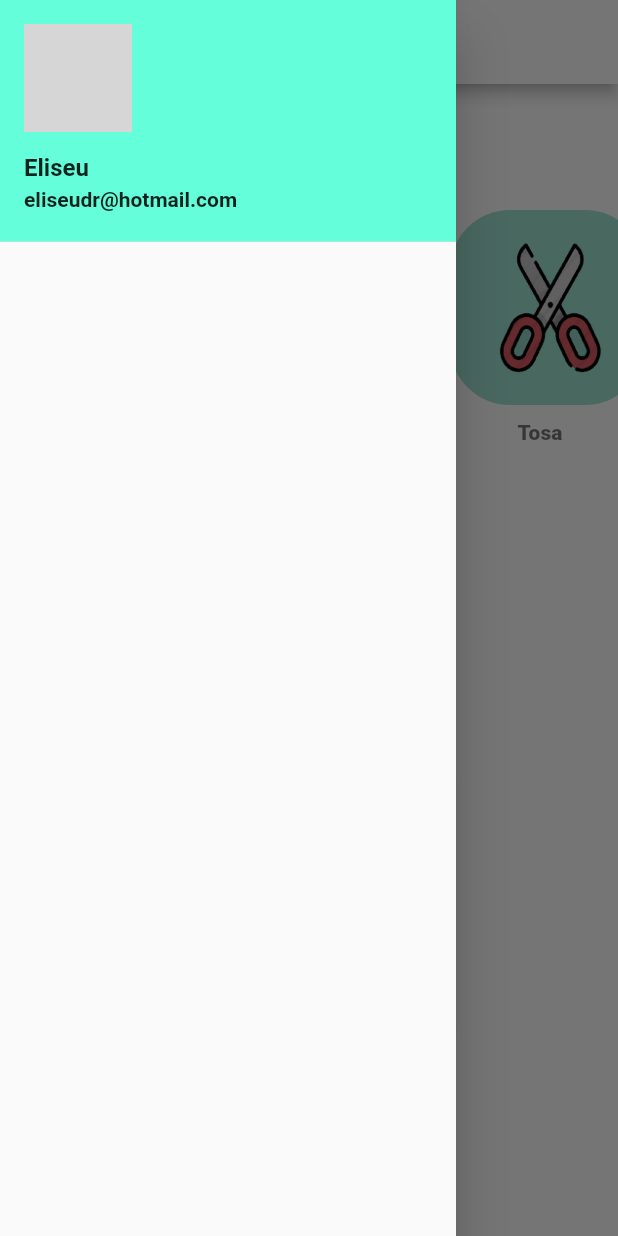
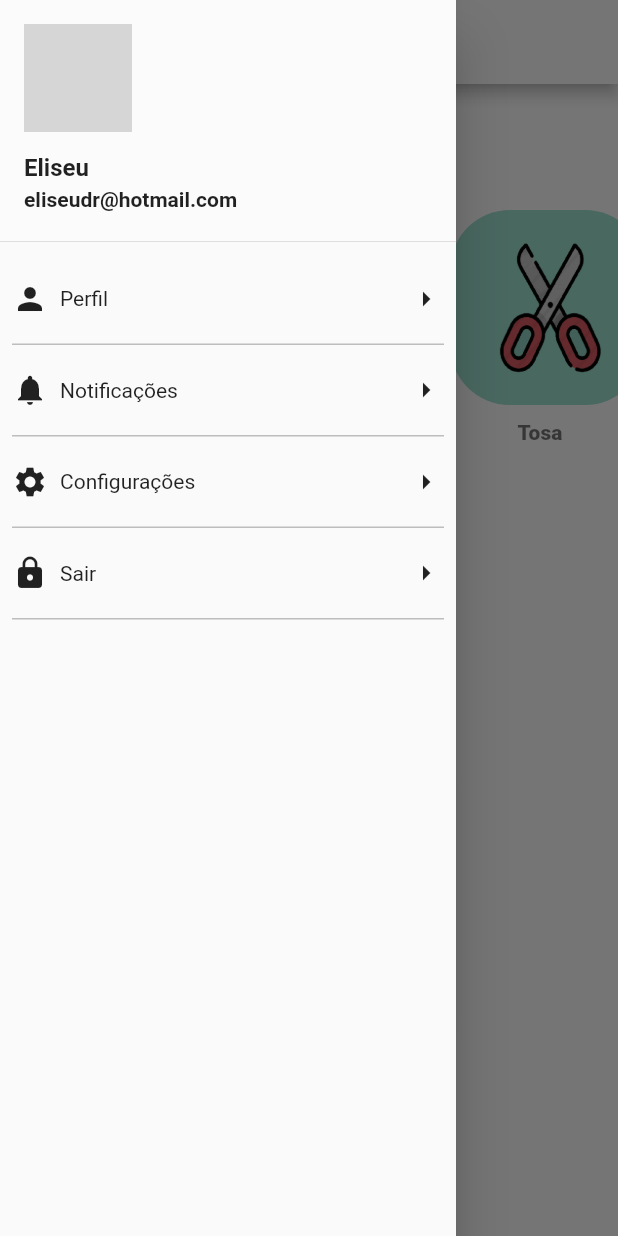
Before and after one commit to eliseudr/PetSmart, a Flutter app: the HomeTela screen opened directly, with the side drawer open, on a phone screen of 412 x 824 dp. Run offline on Flutter 3.47's test engine with Material 2 defaults, Android fonts, the phone set to English and light mode, and no system bars; network calls fail; grey boxes are pictures that could not be loaded.

Commit message:
Botoes do APPBAR

```diff
--- a/pet_smart/lib/home_screen.dart
+++ b/pet_smart/lib/home_screen.dart
@@ -10,6 +10,8 @@ class HomeTela extends StatefulWidget {
 }
 
 class _HomeTelaState extends State<HomeTela> {
+
+
 
   //Text Serviços
   _buildServicos(){
@@ -125,7 +127,6 @@ class _HomeTelaState extends State<HomeTela> {
     );
   }
 
-
   @override
   Widget build(BuildContext context) {
     return Scaffold(
@@ -145,8 +146,7 @@ class _HomeTelaState extends State<HomeTela> {
           children: <Widget>[
             new UserAccountsDrawerHeader(
               decoration: BoxDecoration(
-                color: Colors.tealAccent.shade200,
-
+                color: Colors.white12,
               ),
               accountName: new Text('Eliseu', style: TextStyle(fontWeight: FontWeight.bold,
                   color: Colors.black87, fontSize: 16),
@@ -155,11 +155,16 @@ class _HomeTelaState extends State<HomeTela> {
                   color: Colors.black87, fontSize: 14),
               ),
               currentAccountPicture: new CircleAvatar(
-                radius: 50,
+
                 backgroundImage: NetworkImage('https://scontent.fgyn12-1.fna.fbcdn.net/v/t1.0-9/36969101_1010476269132855_4712000855140728832_o.jpg?_nc_cat=106&_nc_sid=e3f864&_nc_eui2=AeFWUyVbnrOjZ09yHklz2dg2_Aci9BKGL3f8ByL0EoYvd5V2Z6e_GTD1xzCwCsU4FYalzKKCkwecTjZnx05q2e-u&_nc_ohc=bUWnD-b3DzgAX9f1NdR&_nc_ht=scontent.fgyn12-1.fna&oh=fe481a10474eed89504f9e66abec03e1&oe=5F7DEB1A'),
                 backgroundColor: Colors.transparent,
               ),
-            )
+            ),
+            //LIST TILE MOSTRAS AS OPÇOES NO APPBAR
+            buildListTileCustomizado(Icons.person, 'Perfil', () => {} ),
+            buildListTileCustomizado(Icons.notifications, 'Notificações', () => {} ),
+            buildListTileCustomizado(Icons.settings, 'Configurações', () => {} ),
+            buildListTileCustomizado(Icons.lock, 'Sair', () => {} ),
           ],
         ),
       ),
@@ -194,3 +199,50 @@ class _HomeTelaState extends State<HomeTela> {
     );
   }
 }
+
+//Customizar Botoes APPBAR
+class buildListTileCustomizado extends StatelessWidget {
+
+  IconData icon;
+  String text;
+  Function onTap;
+
+  buildListTileCustomizado(this.icon, this.text, this.onTap);
+
+  @override
+  Widget build(BuildContext context) {
+    return Padding(
+      padding: const EdgeInsets.fromLTRB(8.0, 0, 8.0, 0),
+      child: Container(
+        decoration: BoxDecoration(
+          border: Border(bottom: BorderSide(color: Colors.grey.shade400)),
+        ),
+        child: InkWell(
+          //todo metodo onTap
+          onTap: onTap,
+
+          splashColor: Colors.teal,
+          child: Container(
+            height: 60,
+            child: Row(
+              mainAxisAlignment: MainAxisAlignment.spaceBetween,
+              children: <Widget>[
+                Row(
+                    mainAxisAlignment: MainAxisAlignment.start,
+                    children: <Widget>[
+                      Icon(icon),
+                      Padding(
+                        padding: const EdgeInsets.all(8.0),
+                        child: Text(text),
+                      ),
+                    ]
+                ),
+                Icon(Icons.arrow_right),
+              ],
+            ),
+          ),
+        ),
+      ),
+    );
+  }
+}
```
